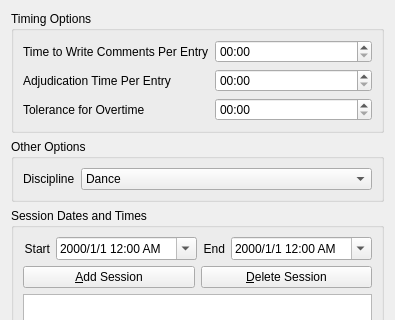
diana134/afs, file Forms/ui_scheduleOptionsDialog.ui: the form before one commit; both pictures show x 0 to 395 and y 0 to 320 of the 395 by 535 pixel window.
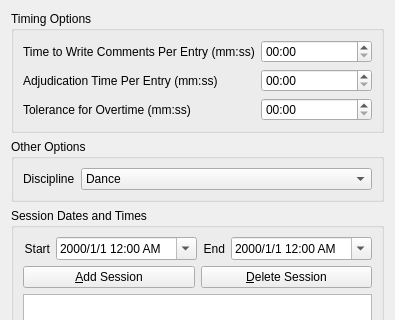
The form after the commit.

Commit message: Add and Delete sessions buttons on schedule options dialog work.

```diff
--- a/Forms/ui_scheduleOptionsDialog.ui
+++ b/Forms/ui_scheduleOptionsDialog.ui
@@ -29,7 +29,7 @@
          <string>The time between entries in a class while the adjudicator writes comments.</string>
         </property>
         <property name="text">
-         <string>Time to Write Comments Per Entry</string>
+         <string>Time to Write Comments Per Entry (mm:ss)</string>
         </property>
        </widget>
       </item>
@@ -46,7 +46,7 @@
          <string>The time at the end of the class to adjudicate each of the entries.</string>
         </property>
         <property name="text">
-         <string>Adjudication Time Per Entry</string>
+         <string>Adjudication Time Per Entry (mm:ss)</string>
         </property>
        </widget>
       </item>
@@ -63,7 +63,7 @@
          <string>The time past the end of the session entries can be allowed to run.</string>
         </property>
         <property name="text">
-         <string>Tolerance for Overtime</string>
+         <string>Tolerance for Overtime (mm:ss)</string>
         </property>
        </widget>
       </item>
```
Left out of the diff: 4 changed lines with no effect on the pictures. The commit also changes 5 other files.
